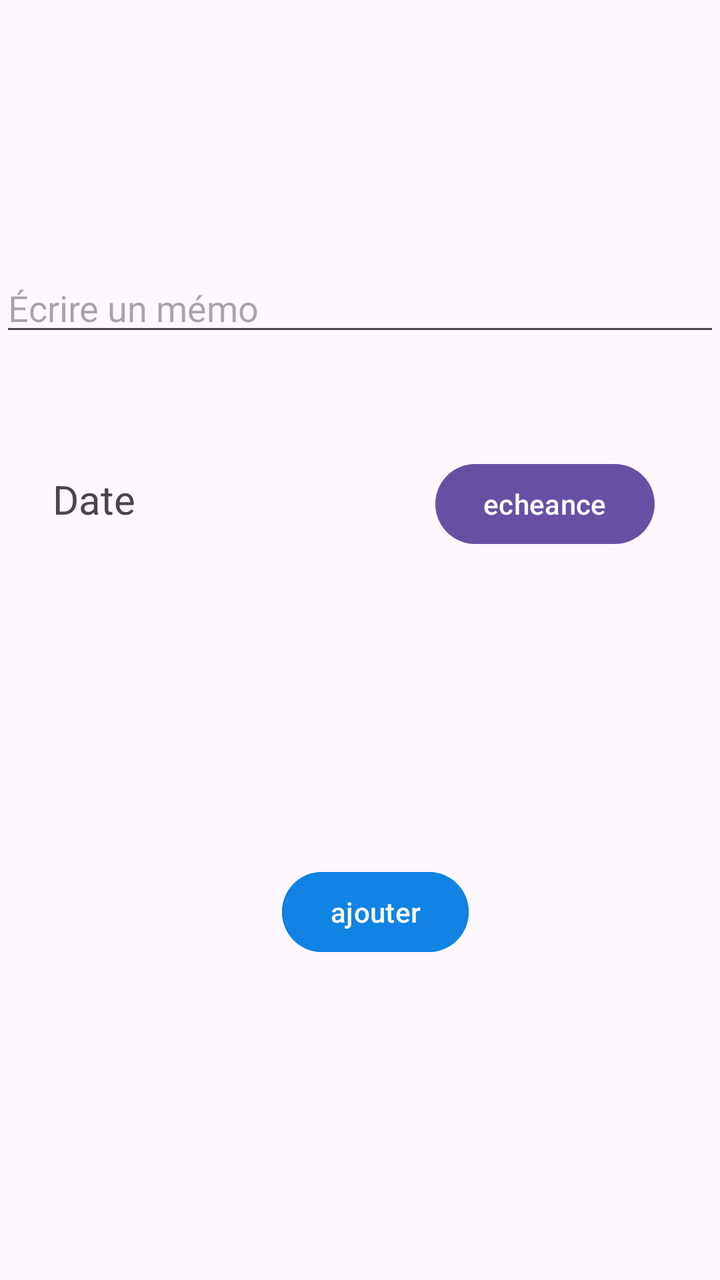
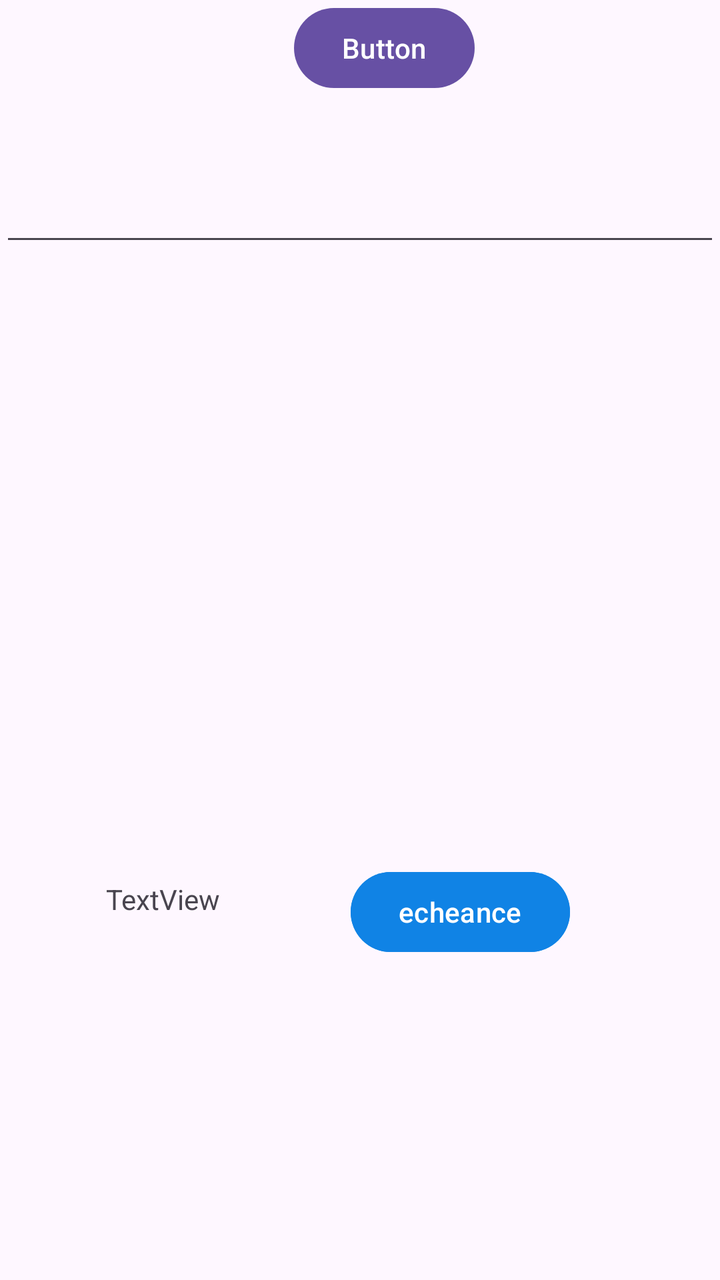

Before-and-after screenshots of an Android layout around one commit, followed by the original layout XML and the change that was made.
<!-- AndroidManifest.xml: application theme Theme.Annexe1 -->
<!-- res/layout/activity_ajouter.xml -->
<?xml version="1.0" encoding="utf-8"?>
<androidx.constraintlayout.widget.ConstraintLayout xmlns:android="http://schemas.android.com/apk/res/android"
    xmlns:app="http://schemas.android.com/apk/res-auto"
    xmlns:tools="http://schemas.android.com/tools"
    android:id="@+id/main"
    android:layout_width="match_parent"
    android:layout_height="match_parent"
    tools:context=".AjouterActivity">

    <EditText
        android:id="@+id/addText"
        android:layout_width="match_parent"
        android:layout_height="wrap_content"
        android:ems="10"
        android:hint="Écrire un mémo"
        android:inputType="text"
        app:layout_constraintBottom_toBottomOf="parent"
        app:layout_constraintTop_toTopOf="parent"
        app:layout_constraintVertical_bias="0.22"
        tools:layout_editor_absoluteX="0dp" />

    <Button
        android:id="@+id/onAdd"
        android:layout_width="wrap_content"
        android:layout_height="wrap_content"
        android:layout_marginBottom="160dp"
        android:backgroundTint="#1083e5"
        android:text="ajouter"
        app:layout_constraintBottom_toBottomOf="parent"
        app:layout_constraintEnd_toEndOf="parent"
        app:layout_constraintHorizontal_bias="0.529"
        app:layout_constraintStart_toStartOf="parent" />

    <Button
        android:id="@+id/echeance"
        android:layout_width="wrap_content"
        android:layout_height="wrap_content"
        android:layout_marginTop="228dp"
        android:text="echeance"
        app:layout_constraintEnd_toEndOf="parent"
        app:layout_constraintHorizontal_bias="0.869"
        app:layout_constraintStart_toStartOf="parent"
        app:layout_constraintTop_toTopOf="parent" />

    <TextView
        android:id="@+id/date"
        android:layout_width="wrap_content"
        android:layout_height="wrap_content"
        android:layout_marginTop="236dp"
        android:hint="Date"
        android:text="Date"
        android:textSize="20sp"
        app:layout_constraintEnd_toStartOf="@+id/echeance"
        app:layout_constraintHorizontal_bias="0.15"
        app:layout_constraintStart_toStartOf="parent"
        app:layout_constraintTop_toTopOf="parent" />

</androidx.constraintlayout.widget.ConstraintLayout>
<!-- resources referenced by this layout -->
<resources>
  <style name="Theme.Annexe1" parent="Base.Theme.Annexe1" />
  <style name="Base.Theme.Annexe1" parent="Theme.Material3.DayNight.NoActionBar">
          
          
      </style>
</resources>

<!-- the commit's change to res/layout/activity_ajouter.xml (unified diff, before → after) -->
@@ -5,54 +5,51 @@
     android:id="@+id/main"
     android:layout_width="match_parent"
     android:layout_height="match_parent"
+    android:orientation="vertical"
     tools:context=".AjouterActivity">
 
     <EditText
-        android:id="@+id/addText"
+        android:id="@+id/editTextText"
         android:layout_width="match_parent"
         android:layout_height="wrap_content"
         android:ems="10"
-        android:hint="Écrire un mémo"
         android:inputType="text"
         app:layout_constraintBottom_toBottomOf="parent"
         app:layout_constraintTop_toTopOf="parent"
-        app:layout_constraintVertical_bias="0.22"
-        tools:layout_editor_absoluteX="0dp" />
+        app:layout_constraintVertical_bias="0.145"
+        tools:layout_editor_absoluteX="-36dp" />
 
     <Button
-        android:id="@+id/onAdd"
+        android:id="@+id/boutonAjouterDate"
         android:layout_width="wrap_content"
         android:layout_height="wrap_content"
-        android:layout_marginBottom="160dp"
+        android:layout_marginTop="432dp"
         android:backgroundTint="#1083e5"
-        android:text="ajouter"
-        app:layout_constraintBottom_toBottomOf="parent"
-        app:layout_constraintEnd_toEndOf="parent"
-        app:layout_constraintHorizontal_bias="0.529"
-        app:layout_constraintStart_toStartOf="parent" />
-
-    <Button
-        android:id="@+id/echeance"
-        android:layout_width="wrap_content"
-        android:layout_height="wrap_content"
-        android:layout_marginTop="228dp"
         android:text="echeance"
         app:layout_constraintEnd_toEndOf="parent"
-        app:layout_constraintHorizontal_bias="0.869"
+        app:layout_constraintHorizontal_bias="0.701"
         app:layout_constraintStart_toStartOf="parent"
         app:layout_constraintTop_toTopOf="parent" />
 
     <TextView
-        android:id="@+id/date"
+        android:id="@+id/textView"
         android:layout_width="wrap_content"
         android:layout_height="wrap_content"
-        android:layout_marginTop="236dp"
-        android:hint="Date"
-        android:text="Date"
-        android:textSize="20sp"
-        app:layout_constraintEnd_toStartOf="@+id/echeance"
-        app:layout_constraintHorizontal_bias="0.15"
+        android:layout_marginTop="440dp"
+        android:text="TextView"
+        app:layout_constraintEnd_toEndOf="parent"
+        app:layout_constraintHorizontal_bias="0.175"
         app:layout_constraintStart_toStartOf="parent"
         app:layout_constraintTop_toTopOf="parent" />
 
+    <Button
+        android:id="@+id/boutonAjouterMemo"
+        android:layout_width="wrap_content"
+        android:layout_height="wrap_content"
+        android:text="Button"
+        app:layout_constraintEnd_toEndOf="parent"
+        app:layout_constraintHorizontal_bias="0.545"
+        app:layout_constraintStart_toStartOf="parent"
+        tools:layout_editor_absoluteY="579dp" />
+
 </androidx.constraintlayout.widget.ConstraintLayout>
